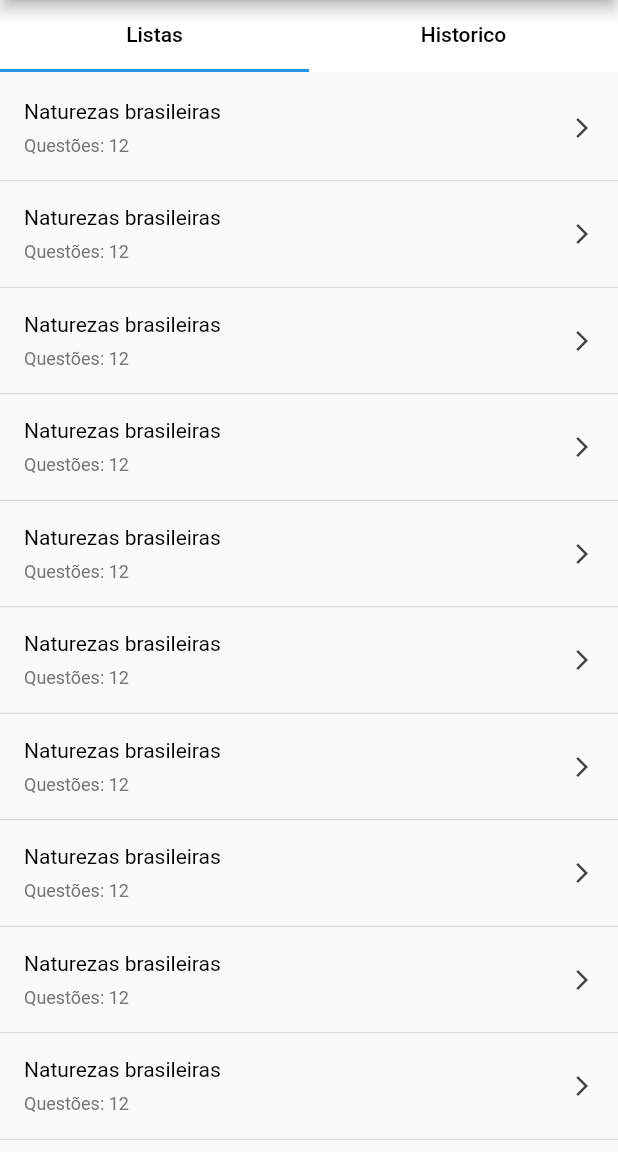
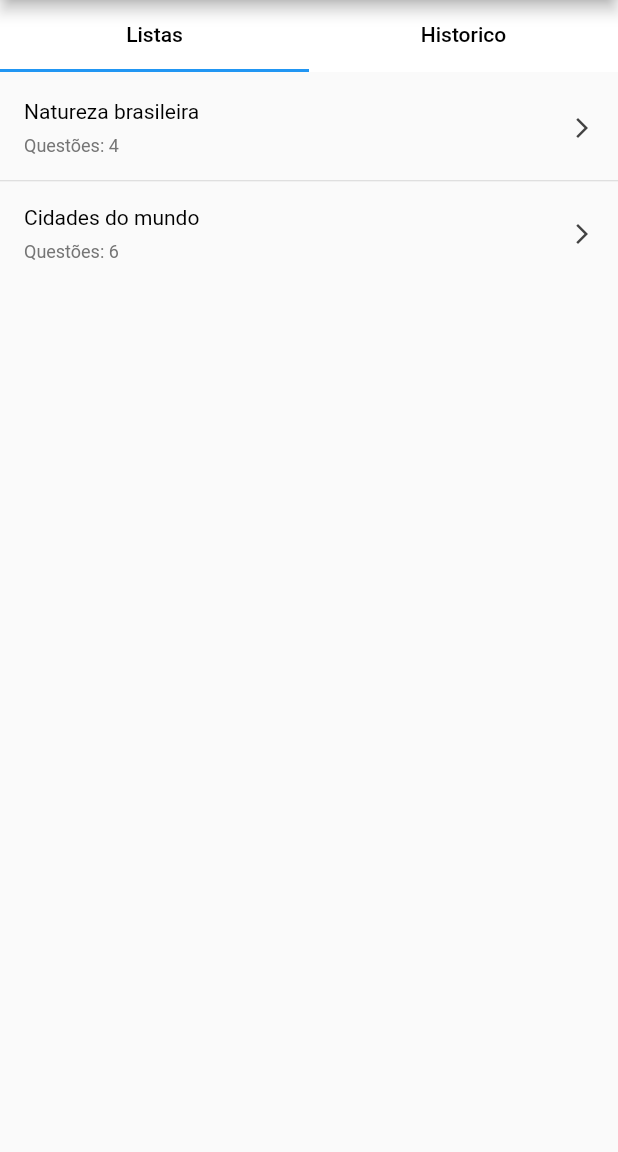
Before and after one commit to carlosctu/fast-trivia, a Flutter app: the HomePage screen opened directly, on a phone screen of 412 x 824 dp, the part 84-1236 px from its top. Run offline on Flutter 3.47's test engine with Material 2 defaults, Android fonts, the phone set to English and light mode, and no system bars; our stand-ins replace flutter_bloc.

Commit message:
feat: adding bloc in order to fetch quizzes on Home Page

```diff
--- /dev/null
+++ b/lib/domain/models/questions.dart
@@ -0,0 +1,43 @@
+import 'package:json_annotation/json_annotation.dart';
+
+part 'questions.g.dart';
+
+@JsonSerializable()
+class Questions {
+  final int id;
+  @JsonKey(name: "titulo")
+  final String section;
+  @JsonKey(name: "pergunta")
+  final String title;
+  @JsonKey(name: "gabarito")
+  final int questionAnswer;
+  @JsonKey(name: "alternativas")
+  final List<QuestionAlternatives> alternatives;
+
+  Questions({
+    required this.id,
+    required this.section,
+    required this.title,
+    required this.questionAnswer,
+    required this.alternatives,
+  });
+
+  factory Questions.fromJson(Map<String, dynamic> json) =>
+      _$QuestionsFromJson(json);
+  Map<String, dynamic> toJson() => _$QuestionsToJson(this);
+}
+
+@JsonSerializable()
+class QuestionAlternatives {
+  final int id;
+  @JsonKey(name: "titulo")
+  final String title;
+  QuestionAlternatives({
+    required this.id,
+    required this.title,
+  });
+
+  factory QuestionAlternatives.fromJson(Map<String, dynamic> json) =>
+      _$QuestionAlternativesFromJson(json);
+  Map<String, dynamic> toJson() => _$QuestionAlternativesToJson(this);
+}
--- /dev/null
+++ b/lib/domain/models/quizz_section.dart
@@ -0,0 +1,22 @@
+import 'package:fast_trivia/domain/models/questions.dart';
+import 'package:json_annotation/json_annotation.dart';
+
+part 'quizz_section.g.dart';
+
+@JsonSerializable()
+class QuizzSection {
+  final int id;
+  @JsonKey(name: "titulo")
+  final String title;
+  @JsonKey(name: "questoes")
+  final List<Questions> questions;
+  QuizzSection({
+    required this.id,
+    required this.title,
+    required this.questions,
+  });
+
+  factory QuizzSection.fromJson(Map<String, dynamic> json) =>
+      _$QuizzSectionFromJson(json);
+  Map<String, dynamic> toJson() => _$QuizzSectionToJson(this);
+}
--- /dev/null
+++ b/lib/domain/models/quizzes_response.dart
@@ -0,0 +1,17 @@
+import 'package:fast_trivia/domain/models/quizz_section.dart';
+import 'package:json_annotation/json_annotation.dart';
+
+part 'quizzes_response.g.dart';
+
+@JsonSerializable()
+class QuizzesResponse {
+  @JsonKey(name: "questionarios")
+  final List<QuizzSection> quizzes;
+  QuizzesResponse({
+    required this.quizzes,
+  });
+
+  factory QuizzesResponse.fromJson(Map<String, dynamic> json) =>
+      _$QuizzesResponseFromJson(json);
+  Map<String, dynamic> toJson() => _$QuizzesResponseToJson(this);
+}
--- /dev/null
+++ b/lib/domain/repositories/quizzes_repository.dart
@@ -0,0 +1,165 @@
+import 'package:fast_trivia/domain/models/quizzes_response.dart';
+
+class QuizzesRepository {
+  // In case will use an API, uncomment the line behind and
+  // import the Dio package into the file
+  // final _dio = Dio();
+
+  Future<QuizzesResponse> getQuizzes() async {
+    try {
+      // In case the data will come from an API, please
+      // remove the two lines behind and comment the next two
+
+      // final result = await _dio.get("add-data-end-point");
+      // return QuestionsListResponse.fromJson(result.data);
+
+      final result = await Future.delayed(
+        const Duration(seconds: 1),
+        () => QuizzesMockedData.data,
+      );
+
+      return QuizzesResponse.fromJson(result);
+    } catch (ex) {
+      throw Exception(ex);
+    }
+  }
+}
+
+class QuizzesMockedData {
+  static const data = {
+    "questionarios": [
+      {
+        "id": 1,
+        "titulo": "Natureza brasileira",
+        "questoes": [
+          {
+            "id": 1,
+            "titulo": "Florestas brasileiras",
+            "pergunta": "Qual o nome da maior floresta brasileira?",
+            "gabarito": 4,
+            "alternativas": [
+              {"id": 1, "titulo": "Caatinga"},
+              {"id": 2, "titulo": "Cerrado"},
+              {"id": 3, "titulo": "Mata Atlântica"},
+              {"id": 4, "titulo": "Amazônica"}
+            ]
+          },
+          {
+            "id": 2,
+            "titulo": "Praias brasileiras",
+            "pergunta": "Qual estado tem a maior faixa litorânea?",
+            "gabarito": 3,
+            "alternativas": [
+              {"id": 1, "titulo": "São Paulo"},
+              {"id": 2, "titulo": "Maranhão"},
+              {"id": 3, "titulo": "Bahia"},
+              {"id": 4, "titulo": "Rio de Janeiro"}
+            ]
+          },
+          {
+            "id": 3,
+            "titulo": "Rios brasileiros",
+            "pergunta": "Qual é o rio mais extenso do Brasil?",
+            "gabarito": 1,
+            "alternativas": [
+              {"id": 1, "titulo": "Rio Amazonas"},
+              {"id": 2, "titulo": "Rio São Francisco"},
+              {"id": 3, "titulo": "Rio Paraná"},
+              {"id": 4, "titulo": "Rio Tietê"}
+            ]
+          },
+          {
+            "id": 4,
+            "titulo": "Biomas brasileiros",
+            "pergunta": "Qual é o maior bioma do Brasil?",
+            "gabarito": 2,
+            "alternativas": [
+              {"id": 1, "titulo": "Pantanal"},
+              {"id": 2, "titulo": "Amazônia"},
+              {"id": 3, "titulo": "Cerrado"},
+              {"id": 4, "titulo": "Caatinga"}
+            ]
+          }
+        ]
+      },
+      {
+        "id": 2,
+        "titulo": "Cidades do mundo",
+        "questoes": [
+          {
+            "id": 1,
+            "titulo": "Capitais europeias",
+            "pergunta": "Qual é a capital da França?",
+            "gabarito": 2,
+            "alternativas": [
+              {"id": 1, "titulo": "Londres"},
+              {"id": 2, "titulo": "Paris"},
+              {"id": 3, "titulo": "Berlim"},
+              {"id": 4, "titulo": "Roma"}
+            ]
+          },
+          {
+            "id": 2,
+            "titulo": "Cidades americanas",
+            "pergunta": "Qual é a maior cidade dos Estados Unidos?",
+            "gabarito": 1,
+            "alternativas": [
+              {"id": 1, "titulo": "Nova York"},
+              {"id": 2, "titulo": "Los Angeles"},
+              {"id": 3, "titulo": "Chicago"},
+              {"id": 4, "titulo": "Miami"}
+            ]
+          },
+          {
+            "id": 3,
+            "titulo": "Capitais asiáticas",
+            "pergunta": "Qual é a capital do Japão?",
+            "gabarito": 3,
+            "alternativas": [
+              {"id": 1, "titulo": "Pequim"},
+              {"id": 2, "titulo": "Seul"},
+              {"id": 3, "titulo": "Tóquio"},
+              {"id": 4, "titulo": "Bangkok"}
+            ]
+          },
+          {
+            "id": 4,
+            "titulo": "Capitais sul-americanas",
+            "pergunta": "Qual é a capital da Argentina?",
+            "gabarito": 4,
+            "alternativas": [
+              {"id": 1, "titulo": "Lima"},
+              {"id": 2, "titulo": "Bogotá"},
+              {"id": 3, "titulo": "Caracas"},
+              {"id": 4, "titulo": "Buenos Aires"}
+            ]
+          },
+          {
+            "id": 5,
+            "titulo": "Capitais africanas",
+            "pergunta": "Qual é a capital da África do Sul?",
+            "gabarito": 1,
+            "alternativas": [
+              {"id": 1, "titulo": "Cidade do Cabo"},
+              {"id": 2, "titulo": "Joanesburgo"},
+              {"id": 3, "titulo": "Pretória"},
+              {"id": 4, "titulo": "Durban"}
+            ]
+          },
+          {
+            "id": 6,
+            "titulo": "Capitais oceânicas",
+            "pergunta": "Qual é a capital da Austrália?",
+            "gabarito": 3,
+            "alternativas": [
+              {"id": 1, "titulo": "Sidney"},
+              {"id": 2, "titulo": "Brisbane"},
+              {"id": 3, "titulo": "Camberra"},
+              {"id": 4, "titulo": "Melbourne"}
+            ]
+          }
+        ]
+      }
+    ]
+  };
+}
--- a/lib/main.dart
+++ b/lib/main.dart
@@ -1,6 +1,8 @@
-import 'package:fast_trivia/presentation/views/quizz_page/quizz_page.dart';
+import 'package:fast_trivia/domain/repositories/quizzes_repository.dart';
+import 'package:fast_trivia/modules/home_page/bloc/home_bloc.dart';
 import 'package:flutter/material.dart';
-import 'presentation/views/home_page/home_page.dart';
+import 'package:flutter_bloc/flutter_bloc.dart';
+import 'modules/home_page/home_page.dart';
 
 void main() {
   runApp(const MyApp());
@@ -11,23 +13,37 @@ class MyApp extends StatelessWidget {
 
   @override
   Widget build(BuildContext context) {
-    return MaterialApp(
-      title: 'Flutter Demo',
-      theme: ThemeData(
-        primarySwatch: Colors.blue,
+    return MultiRepositoryProvider(
+      providers: [
+        RepositoryProvider<QuizzesRepository>(
+          create: (context) => QuizzesRepository(),
+        ),
+      ],
+      child: MultiBlocProvider(
+        providers: [
+          BlocProvider<HomeBloc>(
+            create: (context) => HomeBloc(
+              context.read<QuizzesRepository>(),
+            ),
+          ),
+        ],
+        child: MaterialApp(
+          theme: ThemeData(
+            primarySwatch: Colors.blue,
+          ),
+          home: const MyHomePage(),
+        ),
       ),
-      home: const MyHomePage(title: 'Flutter Demo Home Page'),
     );
   }
 }
 
 class MyHomePage extends StatelessWidget {
-  const MyHomePage({super.key, required this.title});
-  final String title;
+  const MyHomePage({super.key});
 
   @override
   Widget build(BuildContext context) {
-    return const QuizzPage();
-    // return const HomePage();
+    // return const QuizzPage();
+    return const HomePage();
   }
 }
--- /dev/null
+++ b/lib/modules/home_page/bloc/home_bloc.dart
@@ -0,0 +1,26 @@
+import 'package:flutter_bloc/flutter_bloc.dart';
+import 'package:fast_trivia/domain/repositories/quizzes_repository.dart';
+import 'package:fast_trivia/modules/home_page/bloc/home_event.dart';
+import 'package:fast_trivia/modules/home_page/bloc/home_state.dart';
+
+class HomeBloc extends Bloc<HomeEvent, HomeState> {
+  final QuizzesRepository _repository;
+
+  HomeBloc(this._repository) : super(const HomeState.initial()) {
+    on<HomeEvent>(_onFetchHomeQuizzes);
+  }
+
+  void _onFetchHomeQuizzes(
+    HomeEvent event,
+    Emitter emit,
+  ) async {
+    emit(state.loading());
+
+    try {
+      final result = await _repository.getQuizzes();
+      emit(state.validState(result.quizzes));
+    } on Exception catch (ex) {
+      emit(state.invalidState(ex));
+    }
+  }
+}
--- /dev/null
+++ b/lib/modules/home_page/bloc/home_event.dart
@@ -0,0 +1,3 @@
+abstract class HomeEvent {}
+
+class HomeEventFetchQuizzes extends HomeEvent {}
--- /dev/null
+++ b/lib/modules/home_page/bloc/home_state.dart
@@ -0,0 +1,40 @@
+import 'package:fast_trivia/domain/models/quizz_section.dart';
+
+enum HomeStatus { complete, loading, error }
+
+class HomeState {
+  final HomeStatus status;
+  final List<QuizzSection> quizzes;
+  final Exception? exception;
+  const HomeState._({
+    this.status = HomeStatus.loading,
+    this.quizzes = const [],
+    this.exception,
+  });
+
+  const HomeState.initial() : this._();
+
+  HomeState loading() => copyWith(status: HomeStatus.loading);
+
+  HomeState validState(List<QuizzSection> data) => copyWith(
+        status: HomeStatus.complete,
+        quizzes: data,
+      );
+
+  HomeState invalidState(Exception? ex) => copyWith(
+        status: HomeStatus.complete,
+        exception: ex,
+      );
+
+  HomeState copyWith({
+    HomeStatus? status,
+    List<QuizzSection>? quizzes,
+    Exception? exception,
+  }) {
+    return HomeState._(
+      status: status ?? this.status,
+      quizzes: quizzes ?? this.quizzes,
+      exception: exception ?? this.exception,
+    );
+  }
+}
--- /dev/null
+++ b/lib/modules/home_page/home_page.dart
@@ -0,0 +1,160 @@
+import 'package:fast_trivia/modules/home_page/bloc/home_bloc.dart';
+import 'package:fast_trivia/modules/home_page/bloc/home_event.dart';
+import 'package:fast_trivia/modules/home_page/bloc/home_state.dart';
+import 'package:fast_trivia/utils/ui/export_widgets.dart';
+import 'package:flutter/material.dart';
+import 'package:flutter_bloc/flutter_bloc.dart';
+
+class HomePage extends StatefulWidget {
+  const HomePage({super.key});
+
+  @override
+  State<HomePage> createState() => _HomePageState();
+}
+
+class _HomePageState extends State<HomePage>
+    with SingleTickerProviderStateMixin {
+  final PageController _pageController = PageController(initialPage: 0);
+  late TabController _tabController;
+
+  HomeBloc get homePageBloc => context.read<HomeBloc>();
+
+  @override
+  void initState() {
+    homePageBloc.add(HomeEventFetchQuizzes());
+    _tabController = TabController(
+      length: 2,
+      vsync: this,
+    );
+    _tabController.addListener(() {
+      if (_tabController.previousIndex != _tabController.index) {
+        setState(() {});
+      }
+    });
+    super.initState();
+  }
+
+  @override
+  Widget build(BuildContext context) {
+    return Scaffold(
+      appBar: AppBar(
+        title: const Text('Fast Trivia'),
+      ),
+      body: NestedScrollView(
+        floatHeaderSlivers: true,
+        headerSliverBuilder: (context, innerBoxIsScrolled) => [
+          SliverPersistentHeader(
+            delegate: _HomePageTabBar(_tabController),
+          )
+        ],
+        body: BlocBuilder<HomeBloc, HomeState>(
+          builder: (context, state) {
+            return SafeArea(
+              child: TabBarView(
+                controller: _tabController,
+                children: [
+                  StreamBuilder(
+                      stream: homePageBloc.stream,
+                      builder: (context, snapshot) {
+                        final state = snapshot.data?.status;
+
+                        switch (state) {
+                          case HomeStatus.complete:
+                            final quizzes = snapshot.data!.quizzes;
+
+                            return ListView.separated(
+                              physics: const NeverScrollableScrollPhysics(),
+                              separatorBuilder: (context, index) {
+                                return Divider(
+                                  height: 1,
+                                  color: Colors.grey[350],
+                                );
+                              },
+                              itemCount: quizzes.length,
+                              itemBuilder: (context, index) {
+                                final quizz = quizzes[index];
+
+                                return ActionRow(
+                                  title: Text(quizz.title),
+                                  subtitle: Text(
+                                    "Questões: ${quizz.questions.length}",
+                                  ),
+                                  onPressed: () {},
+                                );
+                              },
+                            );
+                          case HomeStatus.loading:
+                            return const Center(
+                              child: Text("Carregando..."),
+                            );
+                          case HomeStatus.error:
+                            return const Center(
+                              child: Text("Deu erro..."),
+                            );
+                          default:
+                            return Text("Error");
+                        }
+                      }),
+                  Container(
+                    color: Colors.green,
+                    child: Center(
+                      child: Text(
+                        'Page ${_tabController.index}',
+                        style: const TextStyle(
+                          fontSize: 24,
+                          color: Colors.white,
+                        ),
+                      ),
+                    ),
+                  ),
+                ],
+              ),
+            );
+          },
+        ),
+      ),
+    );
+  }
+}
+
+class _HomePageTabBar extends SliverPersistentHeaderDelegate {
+  final TabController tabController;
+  const _HomePageTabBar(
+    this.tabController,
+  );
+
+  @override
+  double get minExtent => 50;
+
+  @override
+  double get maxExtent => 50;
+
+  @override
+  Widget build(
+      BuildContext context, double shrinkOffset, bool overlapsContent) {
+    return Container(
+      color: Colors.white,
+      child: TabBar(
+        splashFactory: NoSplash.splashFactory,
+        controller: tabController,
+        tabs: const [
+          Tab(
+            child: Text(
+              "Listas",
+              style: TextStyle(color: Colors.black),
+            ),
+          ),
+          Tab(
+            child: Text(
+              "Historico",
+              style: TextStyle(color: Colors.black),
+            ),
+          ),
+        ],
+      ),
+    );
+  }
+
+  @override
+  bool shouldRebuild(_HomePageTabBar oldDelegate) => false;
+}
--- a/lib/presentation/views/home_page/home_page.dart
+++ /dev/null
@@ -1,122 +0,0 @@
-import 'package:flutter/material.dart';
-
-import 'package:fast_trivia/utils/ui/export_widgets.dart';
-
-class HomePage extends StatefulWidget {
-  const HomePage({super.key});
-
-  @override
-  State<HomePage> createState() => _HomePageState();
-}
-
-class _HomePageState extends State<HomePage>
-    with SingleTickerProviderStateMixin {
-  final PageController _pageController = PageController(initialPage: 0);
-  late TabController _tabController;
-
-  @override
-  void initState() {
-    _tabController = TabController(
-      length: 2,
-      vsync: this,
-    );
-    _tabController.addListener(() {
-      if (_tabController.previousIndex != _tabController.index) {
-        setState(() {});
-      }
-    });
-    super.initState();
-  }
-
-  @override
-  Widget build(BuildContext context) {
-    return Scaffold(
-      appBar: AppBar(
-        title: const Text('Fast Trivia'),
-      ),
-      body: NestedScrollView(
-        floatHeaderSlivers: true,
-        headerSliverBuilder: (context, innerBoxIsScrolled) => [
-          SliverPersistentHeader(
-            delegate: _HomePageTabBar(_tabController),
-          )
-        ],
-        body: SafeArea(
-          child: TabBarView(
-            controller: _tabController,
-            children: [
-              ListView.separated(
-                physics: const NeverScrollableScrollPhysics(),
-                separatorBuilder: (context, index) {
-                  return Divider(
-                    height: 1,
-                    color: Colors.grey[350],
-                  );
-                },
-                itemCount: 20,
-                itemBuilder: (context, index) {
-                  return ActionRow(
-                    title: const Text("Naturezas brasileiras"),
-                    subtitle: const Text("Questões: 12"),
-                    onPressed: () {},
-                  );
-                },
-              ),
-              Container(
-                color: Colors.green,
-                child: Center(
-                  child: Text(
-                    'Page ${_tabController.index}',
-                    style: TextStyle(fontSize: 24, color: Colors.white),
-                  ),
-                ),
-              ),
-            ],
-          ),
-        ),
-      ),
-    );
-  }
-}
-
-class _HomePageTabBar extends SliverPersistentHeaderDelegate {
-  final TabController tabController;
-  const _HomePageTabBar(
-    this.tabController,
-  );
-
-  @override
-  double get minExtent => 50;
-
-  @override
-  double get maxExtent => 50;
-
-  @override
-  Widget build(
-      BuildContext context, double shrinkOffset, bool overlapsContent) {
-    return Container(
-      color: Colors.white,
-      child: TabBar(
-        splashFactory: NoSplash.splashFactory,
-        controller: tabController,
-        tabs: const [
-          Tab(
-            child: Text(
-              "Listas",
-              style: TextStyle(color: Colors.black),
-            ),
-          ),
-          Tab(
-            child: Text(
-              "Historico",
-              style: TextStyle(color: Colors.black),
-            ),
-          ),
-        ],
-      ),
-    );
-  }
-
-  @override
-  bool shouldRebuild(_HomePageTabBar oldDelegate) => false;
-}
```
Also changed, not shown: pubspec.yaml (+5 -70 lines), lib/domain/models/question_list_response.dart (deleted), lib/domain/models/questions.g.dart (added), lib/domain/models/quizz_section.g.dart (added), lib/domain/models/quizzes_response.g.dart (added), lib/modules/quizz_page/quizz_page.dart (renamed from lib/presentation/views/quizz_page/quizz_page.dart), pubspec.lock.
